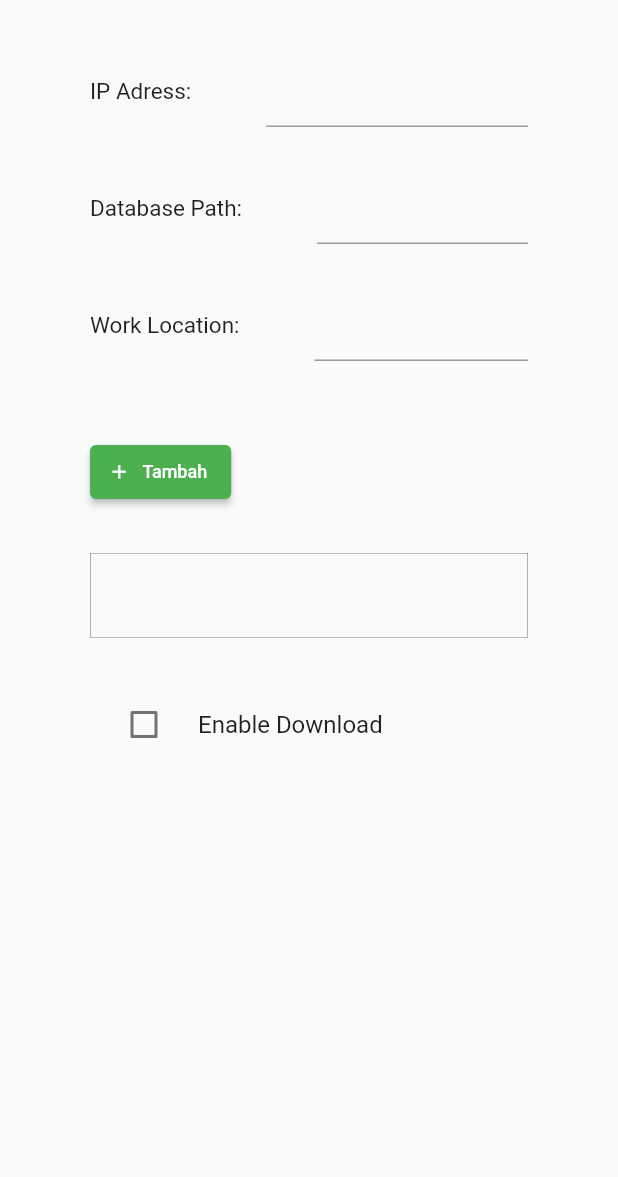
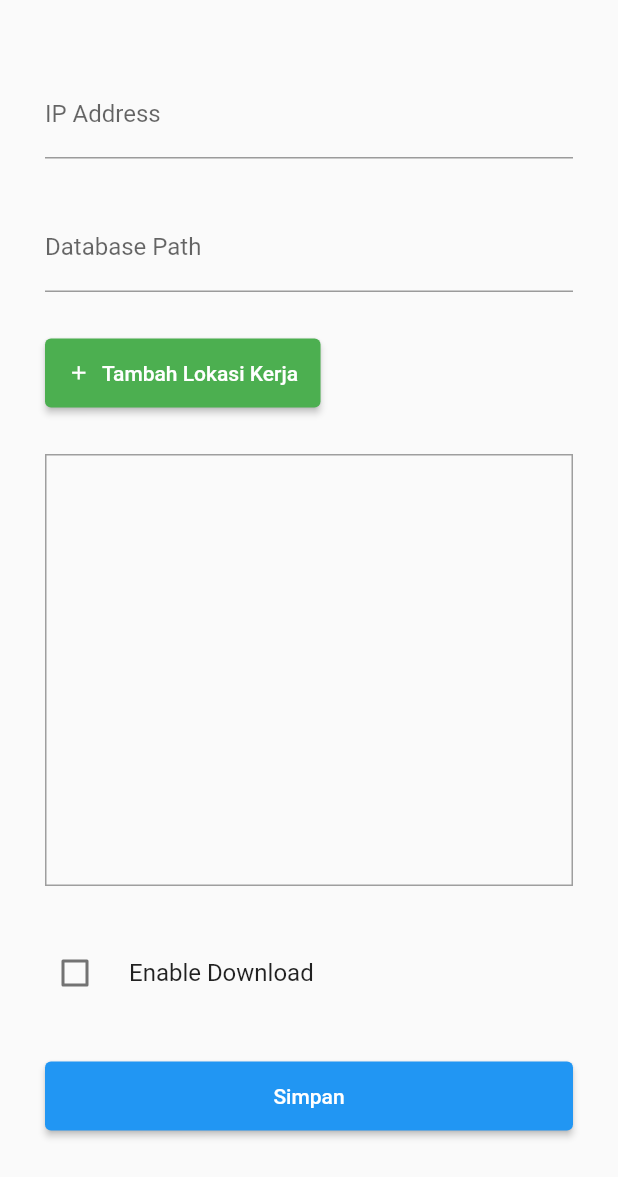
Before and after one commit to favolia/attedance-sync-flutter, a Flutter app: the AddMachineFingerPage screen opened directly, on a phone screen of 412 x 824 dp, the part 59-1236 px from its top. Run offline on Flutter 3.47's test engine with Material 2 defaults, Android fonts, the light colour scheme and no system bars; our stand-ins replace get_it, go_router, hive, hive_flutter, internet_connection_checker; accounts and stored records are empty.

Commit message:
Machine Finger crud

```diff
--- a/lib/features/machine_finger/presentation/add_machine_page.dart
+++ b/lib/features/machine_finger/presentation/add_machine_page.dart
@@ -1,7 +1,25 @@
 import 'package:flutter/material.dart';
 
-class AddMachineFingerPage extends StatelessWidget {
+import '../../work_location/domain/entity/worklocation.dart';
+import 'widget/worklocation_picker/worklocation_picker.dart';
+
+class AddMachineFingerPage extends StatefulWidget {
   const AddMachineFingerPage({super.key});
+
+  @override
+  State<AddMachineFingerPage> createState() => _AddMachineFingerPageState();
+}
+
+class _AddMachineFingerPageState extends State<AddMachineFingerPage> {
+  late ScrollController _scrollController;
+
+  List<WorkLocation> worklocations = [];
+
+  @override
+  void initState() {
+    super.initState();
+    _scrollController = ScrollController();
+  }
 
   @override
   Widget build(BuildContext context) {
@@ -16,195 +34,121 @@ class AddMachineFingerPage extends StatelessWidget {
         backgroundColor: Colors.transparent,
       ),
       body: Container(
-        padding: const EdgeInsets.symmetric(horizontal: 60, vertical: 20),
+        padding: const EdgeInsets.symmetric(horizontal: 30, vertical: 30),
         child: Column(
           crossAxisAlignment: CrossAxisAlignment.stretch,
+          mainAxisSize: MainAxisSize.min,
           children: [
+            TextFormField(
+              decoration: const InputDecoration(
+                labelText: 'IP Address',
+              ),
+            ),
+            const SizedBox(height: 30),
+            TextFormField(
+              decoration: const InputDecoration(labelText: 'Database Path'),
+            ),
+            const SizedBox(height: 30),
             Row(
               children: [
-                const Text(
-                  'IP Adress:',
-                  style: TextStyle(
-                    fontSize: 15,
+                ElevatedButton.icon(
+                  onPressed: () async {
+                    WorkLocation? workLocation = await showDialog(
+                      context: context,
+                      builder: (context) => const WorkLocationPicker(),
+                    );
+                    if (workLocation != null) {
+                      setState(() {
+                        worklocations.add(workLocation);
+                      });
+                    }
+                  },
+                  style: ElevatedButton.styleFrom(
+                    backgroundColor: Colors.green,
+                    padding: const EdgeInsets.all(15),
                   ),
+                  icon: const Icon(
+                    Icons.add,
+                    size: 15,
                   ),
-                const SizedBox(
-                  width: 50,
-                ),
-                Expanded(
-                  flex: 1,
-                  child: TextFormField(),
+                  label: const Text('Tambah Lokasi Kerja'),
                 ),
               ],
             ),
-            const SizedBox(
-              height: 30,
+            const SizedBox(height: 30),
+            Flexible(
+              fit: FlexFit.tight,
+              child: Container(
+                decoration: BoxDecoration(
+                  border: Border.all(color: Colors.grey),
                 ),
-            Row(
-              children: [
-                const Text(
-                  'Database Path:',
-                  style: TextStyle(
-                    fontSize: 15,
-                  ),
-                ),
-                const SizedBox(
-                  width: 50,
-                ),
-                Expanded(
-                  flex: 1,
-                  child: TextFormField(),
-                ),
-              ],
-            ),
-            const SizedBox(
-              height: 30,
-            ),
-            Row(
-              children: [
-                const Text(
-                  'Work Location:',
-                  style: TextStyle(
-                    fontSize: 15,
-                  ),
-                ),
-                const SizedBox(
-                  width: 50,
-                ),
-                Expanded(
-                  flex: 1,
-                  child: TextFormField(),
-                ),
-              ],
-            ),
-            const SizedBox(
-              height: 50,
-            ),
-            Row(
-              children: [
-                ElevatedButton.icon(
+                child: Scrollbar(
+                  controller: _scrollController,
+                  thumbVisibility: true,
+                  child: ListView.separated(
+                    controller: _scrollController,
+                    itemCount: worklocations.length,
+                    itemBuilder: (context, index) => ListTile(
+                      contentPadding: EdgeInsets.zero,
+                      title: Text(worklocations.elementAt(index).name),
+                      subtitle:
+                          Text(worklocations.elementAt(index).company.name),
+                      leading: IconButton(
+                        splashRadius: 15,
                         onPressed: () {
                           showDialog(
                             context: context,
                             builder: (context) => AlertDialog(
-                        title: const Text('Tambah'),
+                              title: const Text('Hapus Lokasi Kerja'),
+                              content:
+                                  Text(worklocations.elementAt(index).name),
                               actions: [
-                          Container(
-                            padding: const EdgeInsets.symmetric(
-                                horizontal: 10, vertical: 20),
-                            child: Column(
-                              crossAxisAlignment: CrossAxisAlignment.stretch,
-                              mainAxisAlignment: MainAxisAlignment.start,
-                              children: [
-                                const Text('test'),
-                                const SizedBox(
-                                  height: 10,
+                                TextButton(
+                                  style: TextButton.styleFrom(
+                                      foregroundColor: Colors.red),
+                                  onPressed: () => Navigator.of(context).pop(),
+                                  child: const Text('Batal'),
                                 ),
-                                Container(
-                                  decoration: BoxDecoration(
-                                    borderRadius: BorderRadius.circular(2.0),
-                                    border: Border.all(
-                                        color: Colors.grey,
-                                        style: BorderStyle.solid,
-                                        width: 0.80),
-                                  ),
-                                  child: DropdownButton(
-                                    onChanged: (value) {},
-                                    items: const [
-                                      DropdownMenuItem(
-                                        value: 1,
-                                        child: Text('1'),
-                                      ),
-                                      DropdownMenuItem(
-                                        value: 2,
-                                        child: Text('2'),
-                                      ),
-                                    ],
-                                  ),
-                                ),
-                                const SizedBox(
-                                  height: 30,
-                                ),
-                                const Text('test'),
-                                const SizedBox(
-                                  height: 10,
-                                ),
-                                Container(
-                                  decoration: BoxDecoration(
-                                    borderRadius: BorderRadius.circular(2.0),
-                                    border: Border.all(
-                                        color: Colors.grey,
-                                        style: BorderStyle.solid,
-                                        width: 0.80),
-                                  ),
-                                  child: DropdownButton(
-                                    onChanged: (value) {},
-                                    items: const [
-                                      DropdownMenuItem(
-                                        value: 1,
-                                        child: Text('1'),
-                                      ),
-                                      DropdownMenuItem(
-                                        value: 2,
-                                        child: Text('2'),
-                                      ),
-                                    ],
-                                  ),
-                                ),
-                                const SizedBox(
-                                  height: 40,
-                                ),
-                                ElevatedButton(
+                                TextButton(
                                   onPressed: () {
-                                      Navigator.pop(context);
+                                    setState(() {
+                                      worklocations.removeAt(index);
+                                    });
+                                    Navigator.of(context).pop();
                                   },
-                                    child: const Text('Simpan'))
-                              ],
-                            ),
+                                  child: const Text('Hapus'),
                                 ),
                               ],
                             ),
                           );
                         },
-                  style: ElevatedButton.styleFrom(
-                    backgroundColor: Colors.green,
-                  ),
                         icon: const Icon(
-                    Icons.add,
-                    size: 15,
-                  ),
-                  label: const Text(
-                    'Tambah',
-                    style: TextStyle(
-                      fontSize: 12,
+                          Icons.remove,
+                          color: Colors.red,
                         ),
                       ),
                     ),
-              ],
+                    separatorBuilder: (context, index) => const Divider(),
                   ),
-            const SizedBox(
-              height: 30,
                 ),
-            const ListTile(
-              shape: RoundedRectangleBorder(side: BorderSide(width: 0.2)),
               ),
-            const SizedBox(
-              height: 30,
             ),
-            Expanded(
-              flex: 1,
-              child: Column(
-                crossAxisAlignment: CrossAxisAlignment.stretch,
-                children: [
+            const SizedBox(height: 30),
             CheckboxListTile(
+              contentPadding: EdgeInsets.zero,
               controlAffinity: ListTileControlAffinity.leading,
               title: const Text('Enable Download'),
               value: false,
               onChanged: (value) {},
             ),
-                ],
+            const SizedBox(height: 30),
+            ElevatedButton(
+              style: ElevatedButton.styleFrom(
+                padding: const EdgeInsets.all(15),
               ),
-            ),
+              onPressed: () {},
+              child: const Text('Simpan'),
+            )
           ],
         ),
       ),
--- a/lib/features/work_location/infrasturcture/data_sources/worklocation_remote_data_provider.dart
+++ b/lib/features/work_location/infrasturcture/data_sources/worklocation_remote_data_provider.dart
@@ -10,7 +10,7 @@ class WorkLocationRemoteDataProvider {
       'hris.bosowa.co.id',
       '/hris_api/realtime/worklocation',
       {
-        'company_id': company.id,
+        'company_id': company.id.toString(),
       },
     );
 
--- a/lib/locator.dart
+++ b/lib/locator.dart
@@ -5,6 +5,7 @@ import 'package:hive_flutter/hive_flutter.dart';
 import 'package:path_provider/path_provider.dart';
 
 import 'features/company/application/company_service.dart';
+import 'features/work_location/application/worklocation_service.dart';
 
 GetIt locator = GetIt.instance;
 
@@ -14,6 +15,7 @@ Future<void> setupLocator() async {
   await Hive.initFlutter(appDocPath);
 
   locator.registerSingletonAsync(() => CompanyService.initService());
+  locator.registerSingletonAsync(() => WorkLocationService.initService());
 
   await locator.allReady();
 }
--- a/pubspec.yaml
+++ b/pubspec.yaml
@@ -18,6 +18,7 @@ dependencies:
   internet_connection_checker: ^1.0.0+1
   path_provider: ^2.0.11
   path: ^1.8.2
+  provider: ^6.0.5
 
 dev_dependencies:
   flutter_test:
```
Also changed, not shown: lib/features/machine_finger/presentation/widget/worklocation_picker/worklocation_picker.dart (added, +82 -0 lines), lib/features/machine_finger/presentation/widget/worklocation_picker/worklocation_picker_provider.dart (added, +43 -0 lines), lib/features/work_location/application/worklocation_service.dart (+8 -0 lines), pubspec.lock. Lines whose indentation alone changed are shown as unchanged.
